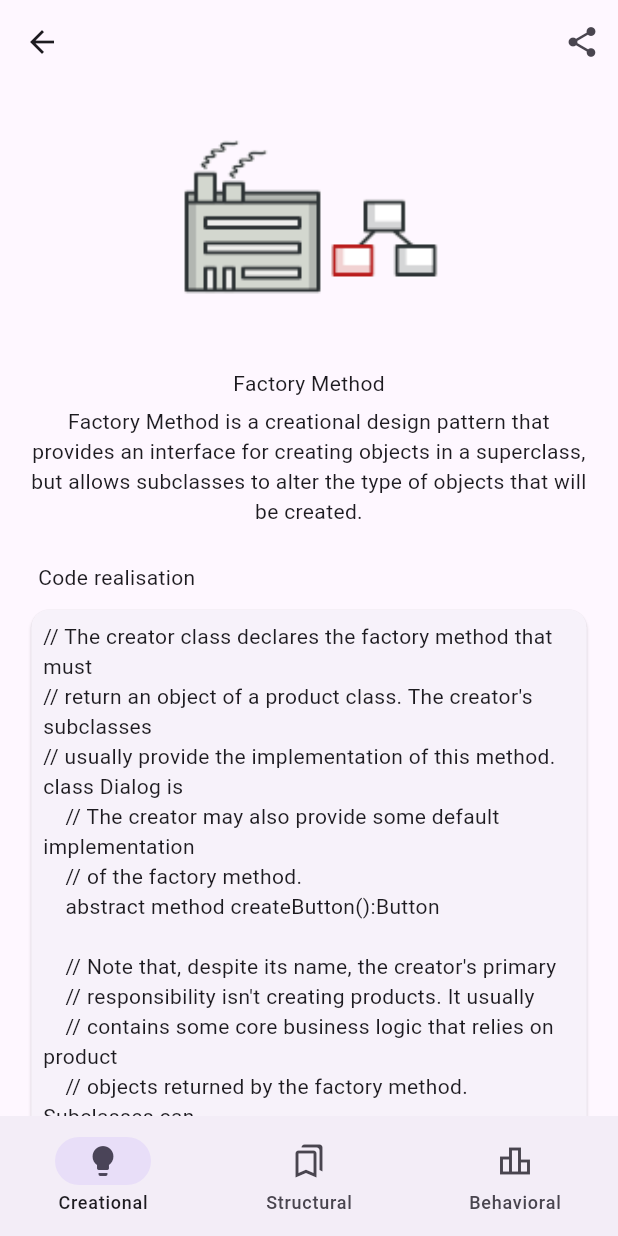
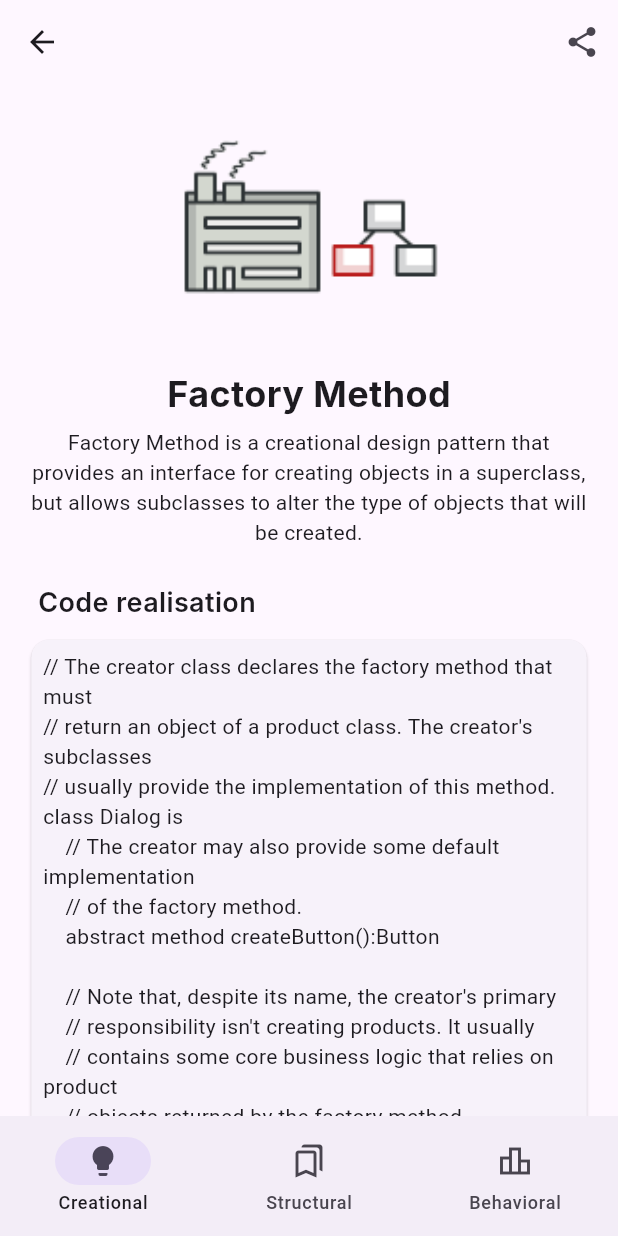
Before and after one commit to nograve/patterns_ipr, a Flutter app: the screen it shows after launch, after a tap on "Details", on a phone screen of 412 x 824 dp. Run offline on Flutter 3.47's test engine with Material 3 defaults, Android fonts, the phone set to English and light mode, and no system bars; our stand-ins replace flutter_screenutil, go_router, recase, share_plus; missing offline and left inert: snowfall; Roboto replaces fonts that are missing (Inter).

Commit message:
Added styles for headers

```diff
--- a/lib/pages/pattern/pattern_page.dart
+++ b/lib/pages/pattern/pattern_page.dart
@@ -2,6 +2,7 @@ import 'package:flutter/material.dart';
 import 'package:flutter_screenutil/flutter_screenutil.dart';
 import 'package:patterns_ipr/pages/pattern/pattern_page_arguments.dart';
 import 'package:patterns_ipr/pages/pattern/widgets/code_card.dart';
+import 'package:patterns_ipr/res/style/styles.dart';
 import 'package:recase/recase.dart';
 import 'package:share_plus/share_plus.dart';
 
@@ -46,7 +47,10 @@ class PatternPage extends StatelessWidget {
               SizedBox(height: 6.h),
 
               /// Pattern name
-              Text(pattern.name),
+              Text(
+                pattern.name,
+                style: Styles.headlineSmall24,
+              ),
               SizedBox(height: 6.h),
 
               /// Pattern description
@@ -64,6 +68,7 @@ class PatternPage extends StatelessWidget {
                     alignment: Alignment.centerLeft,
                     child: const Text(
                       'Code realisation',
+                      style: Styles.titleMedium18,
                       textAlign: TextAlign.left,
                     ),
                   ),
--- /dev/null
+++ b/lib/res/style/styles.dart
@@ -0,0 +1,17 @@
+import 'package:flutter/material.dart';
+
+class Styles {
+  static const headlineSmall24 = TextStyle(
+    fontSize: 24,
+    fontWeight: FontWeight.w700,
+    fontStyle: FontStyle.normal,
+    fontFamily: 'Inter',
+  );
+
+  static const titleMedium18 = TextStyle(
+    fontSize: 18,
+    fontWeight: FontWeight.w600,
+    fontStyle: FontStyle.normal,
+    fontFamily: 'Inter',
+  );
+}
--- a/lib/widgets/pattern_card.dart
+++ b/lib/widgets/pattern_card.dart
@@ -4,6 +4,7 @@ import 'package:patterns_ipr/application/router/router.dart';
 import 'package:patterns_ipr/data/models/pattern_model.dart';
 import 'package:patterns_ipr/pages/pattern/pattern_page.dart';
 import 'package:patterns_ipr/pages/pattern/pattern_page_arguments.dart';
+import 'package:patterns_ipr/res/style/styles.dart';
 
 class PatternCard extends StatefulWidget {
   const PatternCard({
@@ -50,7 +51,10 @@ class _PatternCardState extends State<PatternCard> {
               child: Column(
                 children: [
                   /// Pattern name
-                  Text(pattern.name),
+                  Text(
+                    pattern.name,
+                    style: Styles.titleMedium18,
+                  ),
                   SizedBox(height: 2.h),
 
                   /// Pattern description
```
